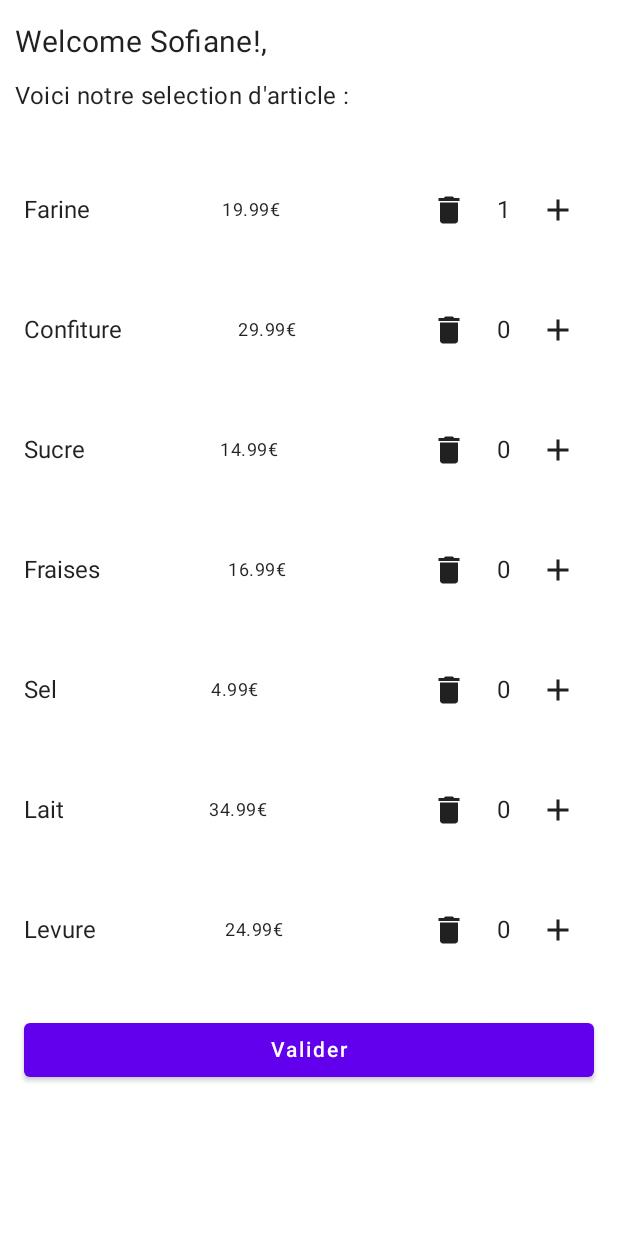
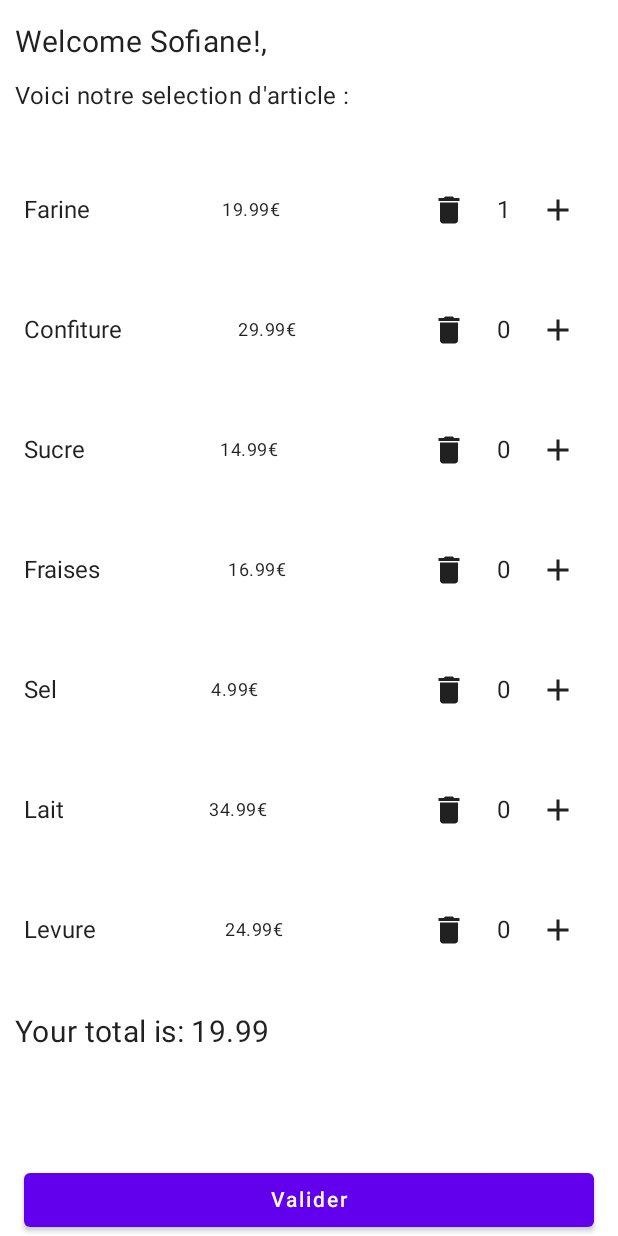
Before and after one commit to Neoblishange/CashManager, an Android app built with Jetpack Compose: the screen it shows after launch (MainActivity), after a tap on "Add", on a phone screen of 412 x 824 dp. Run offline under Robolectric (Android 15) with nearby library versions, the phone set to English and light mode, and no system bars.

Commit message:
SHop page working

```diff
--- a/CashManagerFront/app/src/main/java/com/example/cashmanagerfront/ui/screens/shopPage1.kt
+++ b/CashManagerFront/app/src/main/java/com/example/cashmanagerfront/ui/screens/shopPage1.kt
@@ -32,6 +32,7 @@ import androidx.compose.ui.unit.dp
 import androidx.compose.ui.unit.sp
 import androidx.navigation.NavController
 import com.example.cashmanagerfront.domain.usecase.model.Article
+import java.util.Locale
 
 @Composable
 fun ShopPage1(navController: NavController) {
@@ -45,6 +46,15 @@ fun ShopPage1(navController: NavController) {
         Article("Lait", 34.99),
         Article("Levure", 24.99)
     ) }
+
+    fun getTotal(): Double {
+        var total = 0.0
+        for (article in articlesList){
+            total +=  (article.quantity.value * article.price)
+
+        }
+        return total
+    }
 
     Surface(modifier = Modifier.fillMaxSize()) {
 
@@ -96,7 +106,11 @@ fun ShopPage1(navController: NavController) {
                     }
                 }
 
-            // Ajout du bouton en bas
+            totalComponent(
+                total = "Your total is: "+ String.format(Locale.US, "%.2f", getTotal()) ,
+
+            )
+            println(getTotal())
             Button(
                 onClick = {
                 },
@@ -108,11 +122,35 @@ fun ShopPage1(navController: NavController) {
                 Text("Valider")
             }
 
+
         }
     }
 
 }
 
+
+@Composable
+fun totalComponent(
+    total: String,
+    welcomeTextSize: TextUnit = 20.sp,
+) {
+    Column(
+        modifier = Modifier
+            .fillMaxWidth()
+            .heightIn(100.dp)
+            .background(Color.White)
+            .padding(10.dp),
+        verticalArrangement = Arrangement.Top,
+        horizontalAlignment = Alignment.Start
+    ) {
+        Text(
+            text = total,
+            style = MaterialTheme.typography.h4.copy(fontSize = welcomeTextSize)
+
+        )
+    }
+
+}
 
 
 @Composable
```
